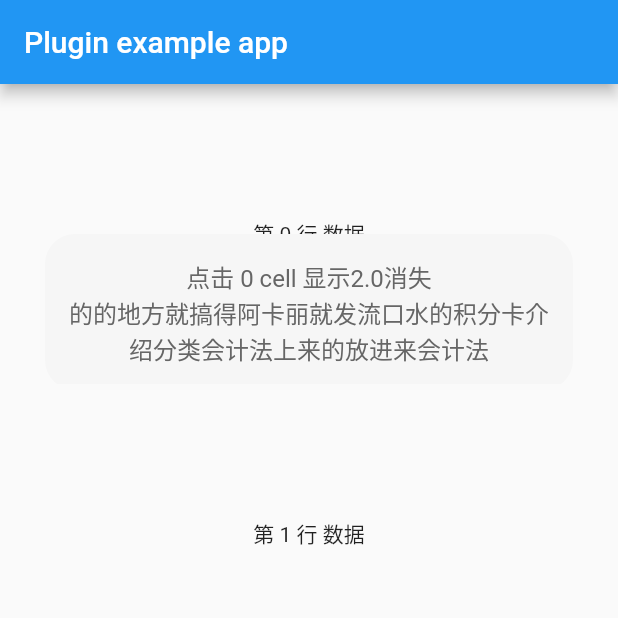
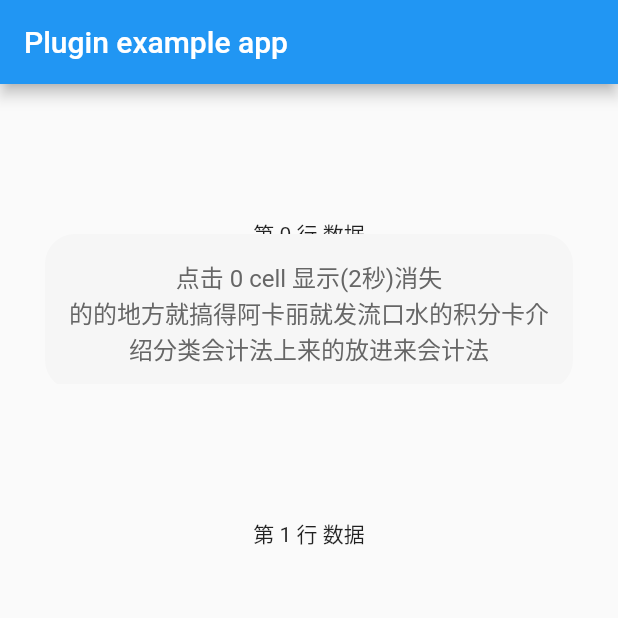
Before and after one commit to chenhongchen/flt_hc_hud, a Flutter app: the screen it shows after launch, after a tap on an icon or button, on a phone screen of 412 x 824 dp, the top half of it. Run offline on Flutter 3.47's test engine with Material 2 defaults, Android fonts, the phone set to English and light mode, and no system bars.

Commit message:
完善例子

```diff
--- a/example/lib/main.dart
+++ b/example/lib/main.dart
@@ -103,7 +103,7 @@ class ListCell extends StatelessWidget {
         HCHud.of(context).showTextAndDismiss(
           enable: true,
           text:
-              '点击 $index cell 显示${showMilliseconds / 1000}消失\n的的地方就搞得阿卡丽就发流口水的积分卡介绍分类会计法上来的放进来会计法',
+              '点击 $index cell 显示(${showMilliseconds ~/ 1000}秒)消失\n的的地方就搞得阿卡丽就发流口水的积分卡介绍分类会计法上来的放进来会计法',
           showMilliseconds: showMilliseconds,
         );
       },
```
